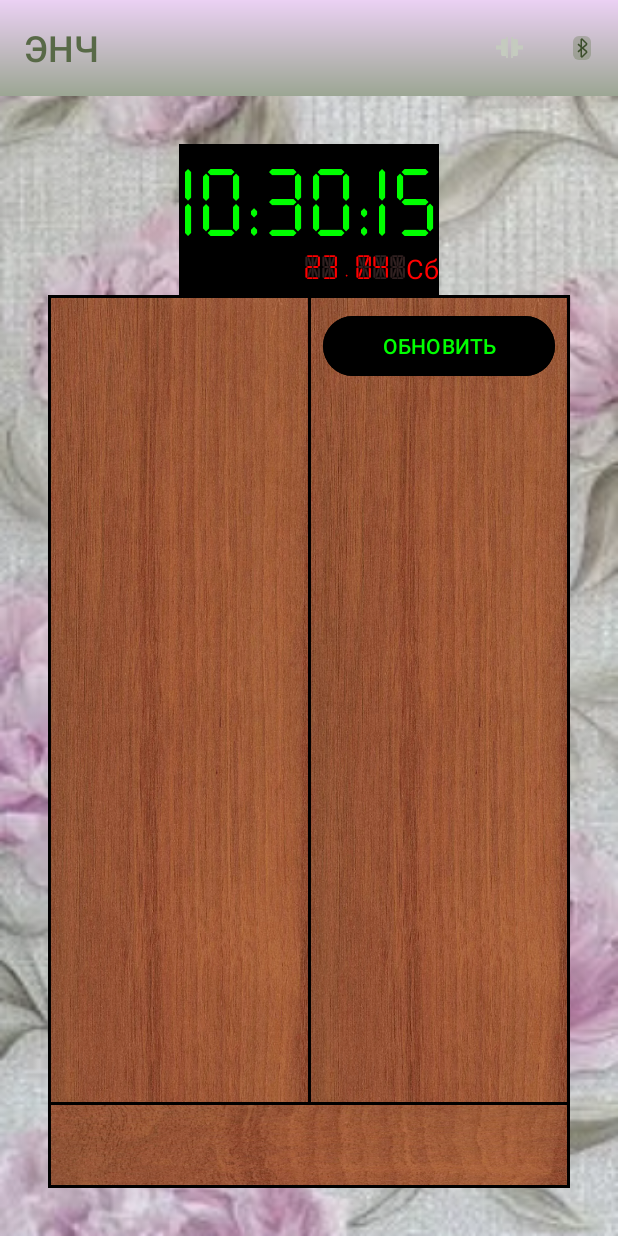
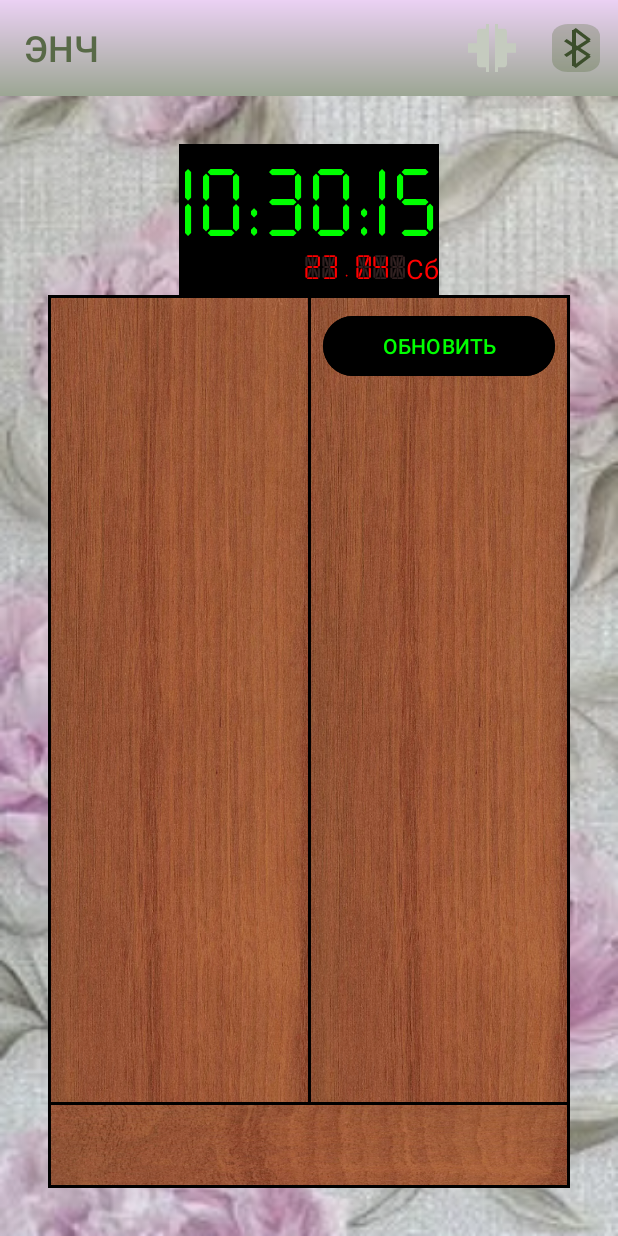
Before and after one commit to profitsw2000/WallWatch, an Android app: the fragment UpdateTimeFragment shown on its own in the app's theme, on a phone screen of 412 x 824 dp. Run offline under Robolectric (Android 15) with nearby library versions, the phone set to English and light mode, and no system bars.

Commit message:
Сделано подключение к устройству по блютуз.

```diff
--- a/core/src/main/res/drawable/bt_off.xml
+++ b/core/src/main/res/drawable/bt_off.xml
@@ -1,6 +1,6 @@
 <vector xmlns:android="http://schemas.android.com/apk/res/android"
-    android:width="12dp"
-    android:height="16dp"
+    android:width="32dp"
+    android:height="32dp"
     android:viewportWidth="12"
     android:viewportHeight="16">
   <path
--- a/core/src/main/res/drawable/icon_connected.xml
+++ b/core/src/main/res/drawable/icon_connected.xml
@@ -1,6 +1,6 @@
 <vector xmlns:android="http://schemas.android.com/apk/res/android"
-    android:width="18dp"
-    android:height="14dp"
+    android:width="32dp"
+    android:height="32dp"
     android:viewportWidth="18"
     android:viewportHeight="14">
   <path
--- a/core/src/main/res/drawable/icon_connecting.xml
+++ b/core/src/main/res/drawable/icon_connecting.xml
@@ -1,6 +1,6 @@
 <vector xmlns:android="http://schemas.android.com/apk/res/android"
-    android:width="18dp"
-    android:height="14dp"
+    android:width="32dp"
+    android:height="32dp"
     android:viewportWidth="18"
     android:viewportHeight="14">
   <path
--- a/core/src/main/res/drawable/icon_disonnected.xml
+++ b/core/src/main/res/drawable/icon_disonnected.xml
@@ -1,6 +1,6 @@
 <vector xmlns:android="http://schemas.android.com/apk/res/android"
-    android:width="18dp"
-    android:height="14dp"
+    android:width="32dp"
+    android:height="32dp"
     android:viewportWidth="18"
     android:viewportHeight="14">
   <path
--- a/core/src/main/res/drawable/icon_failed.xml
+++ b/core/src/main/res/drawable/icon_failed.xml
@@ -1,6 +1,6 @@
 <vector xmlns:android="http://schemas.android.com/apk/res/android"
-    android:width="18dp"
-    android:height="14dp"
+    android:width="32dp"
+    android:height="32dp"
     android:viewportWidth="18"
     android:viewportHeight="14">
   <path
--- a/data/src/main/java/ru/profitsw2000/data/domain/BluetoothRepository.kt
+++ b/data/src/main/java/ru/profitsw2000/data/domain/BluetoothRepository.kt
@@ -1,6 +1,7 @@
 package ru.profitsw2000.data.domain
 
 import android.bluetooth.BluetoothDevice
+import kotlinx.coroutines.CoroutineScope
 import kotlinx.coroutines.flow.StateFlow
 import ru.profitsw2000.core.utils.bluetoothbroadcastreceiver.BluetoothStateBroadcastReceiver
 import ru.profitsw2000.data.model.BluetoothConnectionStatus
@@ -11,12 +12,10 @@ interface BluetoothRepository {
     val bluetoothIsEnabledData: StateFlow<Boolean>
     val bluetoothStateBroadcastReceiver: BluetoothStateBroadcastReceiver
     val bluetoothPairedDevicesStringList: StateFlow<List<String>>
-    val bluetoothPairedDevicesList: StateFlow<List<BluetoothDevice>>
-    var bluetoothPairedDevicesList1: List<BluetoothDevice>
 
     fun initBluetooth()
 
-    fun getPairedDevicesStringList()
+    fun getPairedDevicesStringList(): List<BluetoothDevice>
 
     suspend fun connectDevice(device: BluetoothDevice): BluetoothConnectionStatus
 
--- a/updateScreen/src/main/java/ru/profitsw2000/updatescreen/presentation/view/UpdateTimeFragment.kt
+++ b/updateScreen/src/main/java/ru/profitsw2000/updatescreen/presentation/view/UpdateTimeFragment.kt
@@ -12,6 +12,7 @@ import android.os.Build
 import android.os.Build.VERSION
 import android.os.Build.VERSION_CODES
 import android.os.Bundle
+import android.util.Log
 import android.view.LayoutInflater
 import android.view.Menu
 import android.view.MenuInflater
@@ -26,6 +27,8 @@ import androidx.fragment.app.Fragment
 import androidx.fragment.app.setFragmentResultListener
 import androidx.lifecycle.Observer
 import com.google.android.material.dialog.MaterialAlertDialogBuilder
+import kotlinx.coroutines.CoroutineScope
+import kotlinx.coroutines.Dispatchers
 import org.koin.android.ext.android.inject
 import org.koin.androidx.viewmodel.ext.android.viewModel
 import ru.profitsw2000.core.utils.bluetoothbroadcastreceiver.BluetoothStateBroadcastReceiver
@@ -38,6 +41,7 @@ import ru.profitsw2000.updatescreen.presentation.viewmodel.UpdateTimeViewModel
 
 class UpdateTimeFragment : Fragment() {
 
+    private val TAG = "VVV"
     private var _binding: FragmentUpdateTimeBinding? = null
     private val binding get() = _binding!!
     private val updateTimeViewModel: UpdateTimeViewModel by viewModel()
@@ -57,7 +61,11 @@ class UpdateTimeFragment : Fragment() {
         super.onCreate(savedInstanceState)
         setFragmentResultListener(BluetoothPairedDevicesListFragment.REQUEST_KEY) { _, bundle ->
             val selectedDeviceIndex = bundle.getInt(BluetoothPairedDevicesListFragment.RESULT_EXTRA_KEY)
-            updateTimeViewModel.connectSelectedDevice(selectedDeviceIndex)
+            if (selectedDeviceIndex != -1) {
+                updateTimeViewModel.connectSelectedDevice(selectedDeviceIndex)
+            } else {
+                updateTimeViewModel.setCurrentState(BluetoothConnectionStatus.Disconnected)
+            }
         }
         updateTimeViewModel.initBluetooth(bluetoothPermissionIsGranted())
         lifecycle.addObserver(updateTimeViewModel)
@@ -150,11 +158,20 @@ class UpdateTimeFragment : Fragment() {
 
     private fun renderBluetoothConnectionStatusData(bluetoothConnectionStatus: BluetoothConnectionStatus) {
         when(bluetoothConnectionStatus) {
-            BluetoothConnectionStatus.Connected -> setButtonState(true)
-            BluetoothConnectionStatus.Connecting -> setButtonState(false)
+            BluetoothConnectionStatus.Connected -> {
+                setButtonState(true)
+                binding.progressBar.visibility = View.GONE
+            }
+            BluetoothConnectionStatus.Connecting -> {
+                setButtonState(false)
+                binding.progressBar.visibility = View.VISIBLE
+            }
             BluetoothConnectionStatus.DeviceSelection -> startBottomSheetDialog()
             BluetoothConnectionStatus.Disconnected -> setButtonState(false)
-            BluetoothConnectionStatus.Failed -> setButtonState(false)
+            BluetoothConnectionStatus.Failed -> {
+                setButtonState(false)
+                binding.progressBar.visibility = View.GONE
+            }
         }
         requireActivity().invalidateOptionsMenu()
     }
--- a/updateScreen/src/main/res/layout/fragment_update_time.xml
+++ b/updateScreen/src/main/res/layout/fragment_update_time.xml
@@ -61,12 +61,25 @@
             android:background="@drawable/italy_nuts_half"
             android:layout_marginRight="@dimen/scaff_gap_padding"
             android:layout_marginBottom="@dimen/scaff_gap_padding"
+            android:padding="@dimen/scaff_button_half_internal_padding"
             app:layout_constraintBottom_toTopOf="@+id/scaff_bottom_part_constraint_layout"
             app:layout_constraintEnd_toStartOf="@id/scaff_right_part_constraint_layout"
             app:layout_constraintStart_toStartOf="parent"
             app:layout_constraintTop_toTopOf="parent"
             app:layout_constraintVertical_weight="10"
-            app:layout_constraintVertical_chainStyle="packed" />
+            app:layout_constraintVertical_chainStyle="packed">
+
+            <ProgressBar
+                android:id="@+id/progress_bar"
+                android:layout_width="wrap_content"
+                android:layout_height="wrap_content"
+                android:indeterminateTint="@color/green"
+                android:visibility="gone"
+                app:layout_constraintEnd_toEndOf="parent"
+                app:layout_constraintStart_toStartOf="parent"
+                app:layout_constraintTop_toTopOf="parent" />
+
+        </androidx.constraintlayout.widget.ConstraintLayout>
 
         <androidx.constraintlayout.widget.ConstraintLayout
             android:id="@+id/scaff_right_part_constraint_layout"
```
Also changed, not shown: data/src/main/java/ru/profitsw2000/data/data/BluetoothRepositoryImpl.kt (+4 -9 lines), updateScreen/src/main/java/ru/profitsw2000/updatescreen/presentation/view/BluetoothPairedDevicesListFragment.kt (+5 -5 lines), updateScreen/src/main/java/ru/profitsw2000/updatescreen/presentation/viewmodel/UpdateTimeViewModel.kt (+16 -18 lines).
